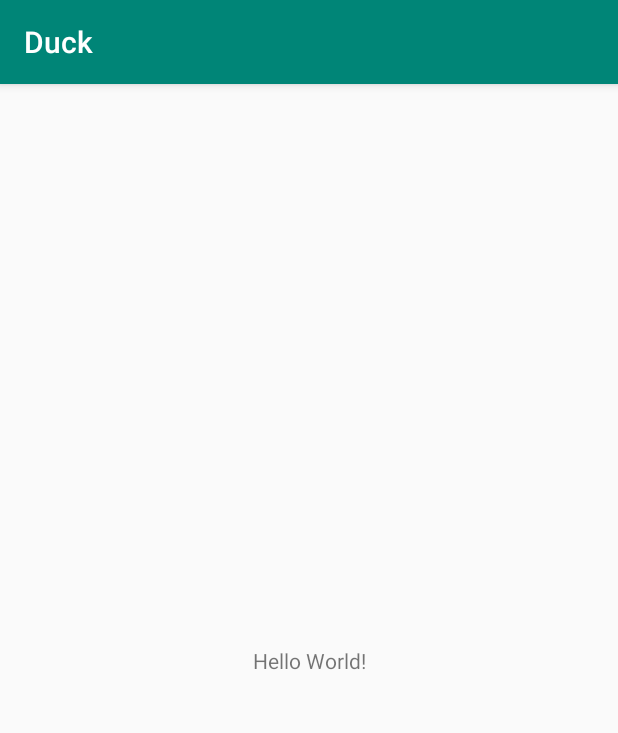
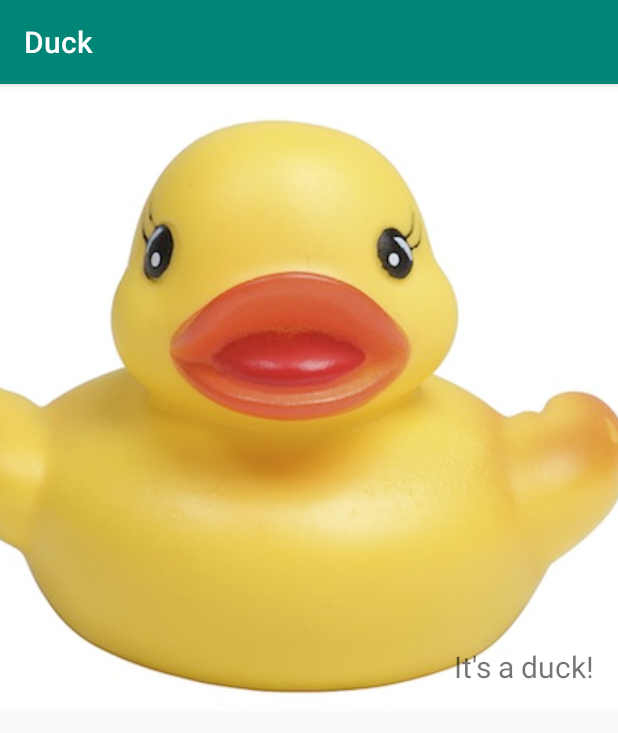
Before and after one commit to YakovBurtsev/duck, an Android app: the screen it shows after launch (MainActivity), on a phone screen of 412 x 824 dp. Shown: the top 733 px of the screen. Run offline under Robolectric (Android 15) with nearby library versions, the phone set to English and light mode, and no system bars.

Commit message:
add ImageView and TextView

```diff
--- a/app/src/main/res/layout/activity_main.xml
+++ b/app/src/main/res/layout/activity_main.xml
@@ -1,18 +1,22 @@
 <?xml version="1.0" encoding="utf-8"?>
-<android.support.constraint.ConstraintLayout xmlns:android="http://schemas.android.com/apk/res/android"
-    xmlns:app="http://schemas.android.com/apk/res-auto"
+<FrameLayout xmlns:android="http://schemas.android.com/apk/res/android"
     xmlns:tools="http://schemas.android.com/tools"
     android:layout_width="match_parent"
-    android:layout_height="match_parent"
+    android:layout_height="wrap_content"
     tools:context=".MainActivity">
+
+    <ImageView
+        android:layout_width="match_parent"
+        android:layout_height="wrap_content"
+        android:scaleType="centerCrop"
+        android:src="@drawable/duck" />
 
     <TextView
         android:layout_width="wrap_content"
         android:layout_height="wrap_content"
-        android:text="Hello World!"
-        app:layout_constraintBottom_toBottomOf="parent"
-        app:layout_constraintLeft_toLeftOf="parent"
-        app:layout_constraintRight_toRightOf="parent"
-        app:layout_constraintTop_toTopOf="parent" />
+        android:layout_gravity="bottom|end"
+        android:padding="16dp"
+        android:text="@string/text"
+        android:textSize="20sp" />
 
-</android.support.constraint.ConstraintLayout>
+</FrameLayout>
--- a/app/src/main/res/values/strings.xml
+++ b/app/src/main/res/values/strings.xml
@@ -1,3 +1,4 @@
 <resources>
     <string name="app_name">Duck</string>
+    <string name="text">It\'s a duck!</string>
 </resources>
```
Also changed, not shown: app/src/main/res/drawable/duck.jpg (added).
